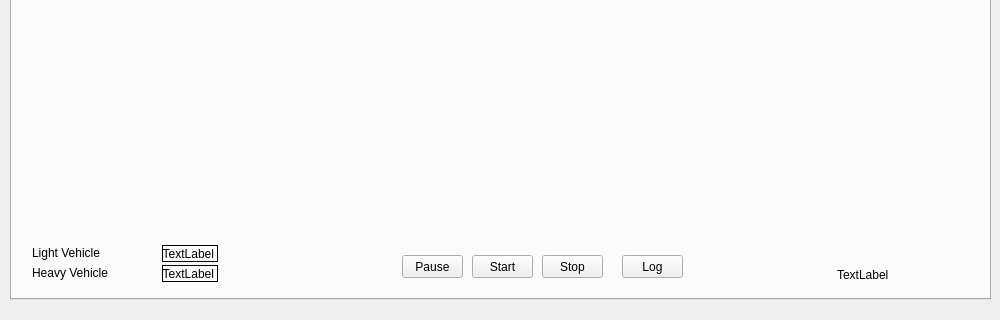
Qt form gtk/main.ui (lukeremy/vehicle_detection) before a commit; both pictures show x 0 to 1000 and y 360 to 680 of the 1000 by 680 pixel window.
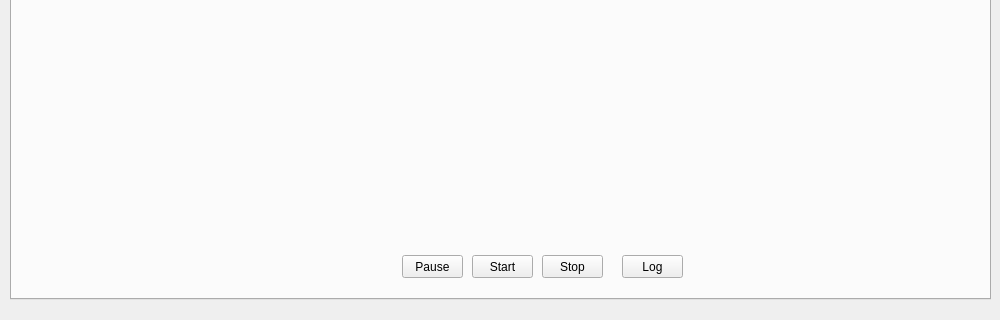
The same form after that commit. The open tabs and pages were chosen to show the change.

The edit to the form file:
```diff
--- a/gtk/main.ui
+++ b/gtk/main.ui
@@ -1115,32 +1115,6 @@
        <string>Pause</string>
       </property>
      </widget>
-     <widget class="QLabel" name="label_ShortVehicle">
-      <property name="geometry">
-       <rect>
-        <x>20</x>
-        <y>560</y>
-        <width>81</width>
-        <height>16</height>
-       </rect>
-      </property>
-      <property name="text">
-       <string>Light Vehicle</string>
-      </property>
-     </widget>
-     <widget class="QLabel" name="label_LongVehicle">
-      <property name="geometry">
-       <rect>
-        <x>20</x>
-        <y>580</y>
-        <width>81</width>
-        <height>16</height>
-       </rect>
-      </property>
-      <property name="text">
-       <string>Heavy Vehicle</string>
-      </property>
-     </widget>
      <widget class="QLabel" name="video_frame">
       <property name="geometry">
        <rect>
@@ -1170,57 +1144,6 @@
        <string>Log</string>
       </property>
      </widget>
-     <widget class="QLabel" name="label_videoFps">
-      <property name="geometry">
-       <rect>
-        <x>825</x>
-        <y>580</y>
-        <width>131</width>
-        <height>20</height>
-       </rect>
-      </property>
-      <property name="text">
-       <string>TextLabel</string>
-      </property>
-     </widget>
-     <widget class="QLabel" name="label_countShortVehicle">
-      <property name="geometry">
-       <rect>
-        <x>150</x>
-        <y>560</y>
-        <width>56</width>
-        <height>17</height>
-       </rect>
-      </property>
-      <property name="frameShape">
-       <enum>QFrame::Box</enum>
-      </property>
-      <property name="text">
-       <string>TextLabel</string>
-      </property>
-      <property name="alignment">
-       <set>Qt::AlignRight|Qt::AlignTrailing|Qt::AlignVCenter</set>
-      </property>
-     </widget>
-     <widget class="QLabel" name="label_countLongVehicle">
-      <property name="geometry">
-       <rect>
-        <x>150</x>
-        <y>580</y>
-        <width>56</width>
-        <height>17</height>
-       </rect>
-      </property>
-      <property name="frameShape">
-       <enum>QFrame::Box</enum>
-      </property>
-      <property name="text">
-       <string>TextLabel</string>
-      </property>
-      <property name="alignment">
-       <set>Qt::AlignRight|Qt::AlignTrailing|Qt::AlignVCenter</set>
-      </property>
-     </widget>
     </widget>
     <widget class="QWidget" name="tab_log">
      <attribute name="title">
```
Left out of the diff: 46 changed lines with no effect on the pictures.
